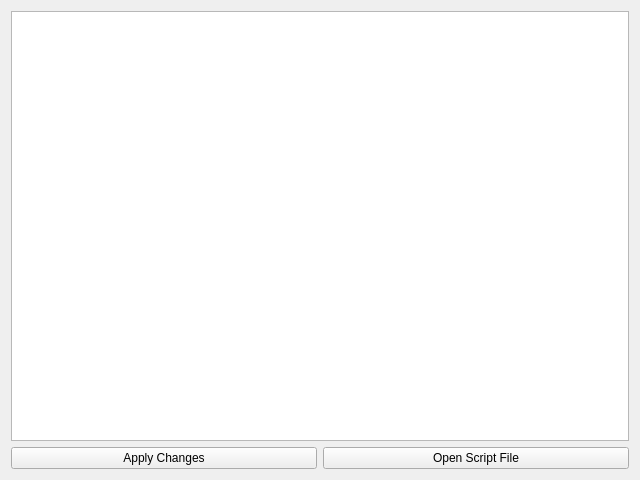
Qt form scriptwindow.ui (vos/planetattack) before a commit.
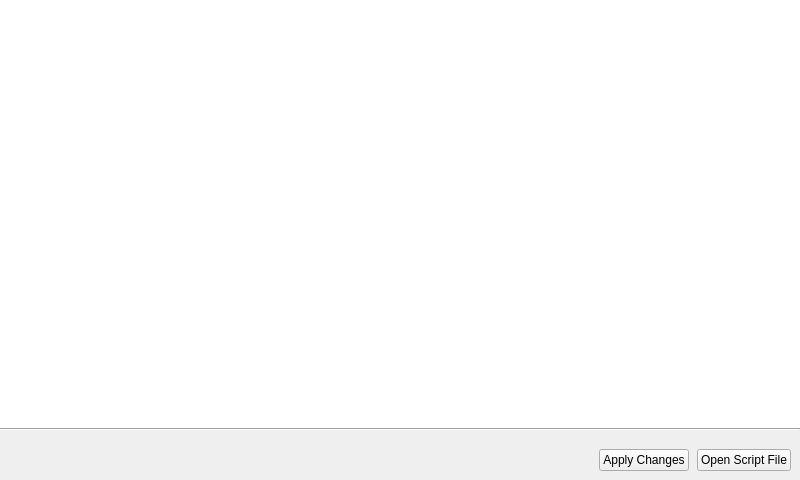
The same form after that commit. Custom widgets are drawn as their Qt base class.

Commit message: added JavaScript syntax highlighter -> JSEdit

What changed in the file:
```diff
--- a/scriptwindow.ui
+++ b/scriptwindow.ui
@@ -6,25 +6,85 @@
    <rect>
     <x>0</x>
     <y>0</y>
-    <width>640</width>
+    <width>800</width>
     <height>480</height>
    </rect>
   </property>
+  <property name="minimumSize">
+   <size>
+    <width>400</width>
+    <height>300</height>
+   </size>
+  </property>
   <property name="windowTitle">
    <string>Script Editor</string>
   </property>
   <layout class="QVBoxLayout" name="verticalLayout">
+   <property name="spacing">
+    <number>0</number>
+   </property>
+   <property name="margin">
+    <number>0</number>
+   </property>
    <item>
-    <widget class="QTextEdit" name="scriptTextEdit">
+    <widget class="JSEdit" name="scriptEditor">
      <property name="font">
       <font>
        <family>Courier</family>
+       <pointsize>10</pointsize>
       </font>
      </property>
+     <property name="frameShape">
+      <enum>QFrame::NoFrame</enum>
+     </property>
+     <property name="lineWrapMode">
+      <enum>QPlainTextEdit::NoWrap</enum>
+     </property>
+     <property name="plainText">
+      <string notr="true"/>
+     </property>
+     <property name="tabStopWidth">
+      <number>4</number>
+     </property>
+    </widget>
+   </item>
+   <item>
+    <widget class="Line" name="line">
+     <property name="orientation">
+      <enum>Qt::Horizontal</enum>
+     </property>
     </widget>
    </item>
    <item>
     <layout class="QHBoxLayout" name="horizontalLayout">
+     <property name="spacing">
+      <number>8</number>
+     </property>
+     <property name="leftMargin">
+      <number>9</number>
+     </property>
+     <property name="topMargin">
+      <number>18</number>
+     </property>
+     <property name="rightMargin">
+      <number>9</number>
+     </property>
+     <property name="bottomMargin">
+      <number>9</number>
+     </property>
+     <item>
+      <spacer name="horizontalSpacer">
+       <property name="orientation">
+        <enum>Qt::Horizontal</enum>
+       </property>
+       <property name="sizeHint" stdset="0">
+        <size>
+         <width>40</width>
+         <height>20</height>
+        </size>
+       </property>
+      </spacer>
+     </item>
      <item>
       <widget class="QPushButton" name="applyButton">
        <property name="text">
@@ -43,6 +103,13 @@
    </item>
   </layout>
  </widget>
+ <customwidgets>
+  <customwidget>
+   <class>JSEdit</class>
+   <extends>QPlainTextEdit</extends>
+   <header>jsedit/jsedit.h</header>
+  </customwidget>
+ </customwidgets>
  <resources/>
  <connections/>
 </ui>
```
Left out of the diff: 6 changed lines with no effect on the pictures. The commit also changes 5 other files.
